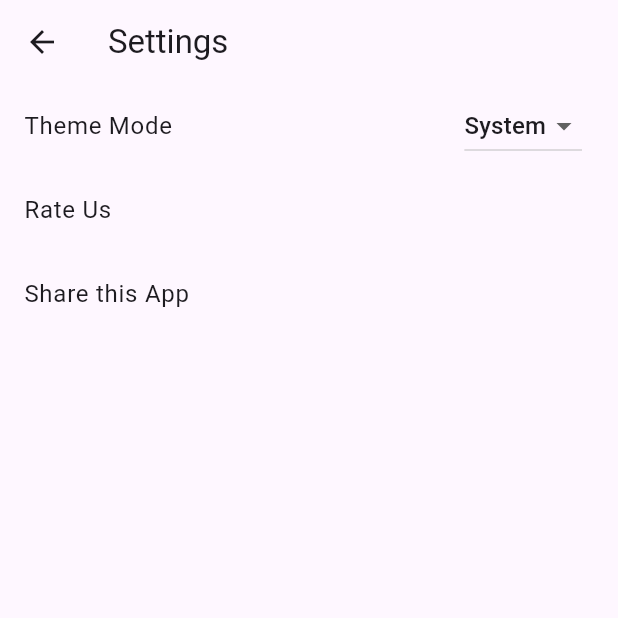
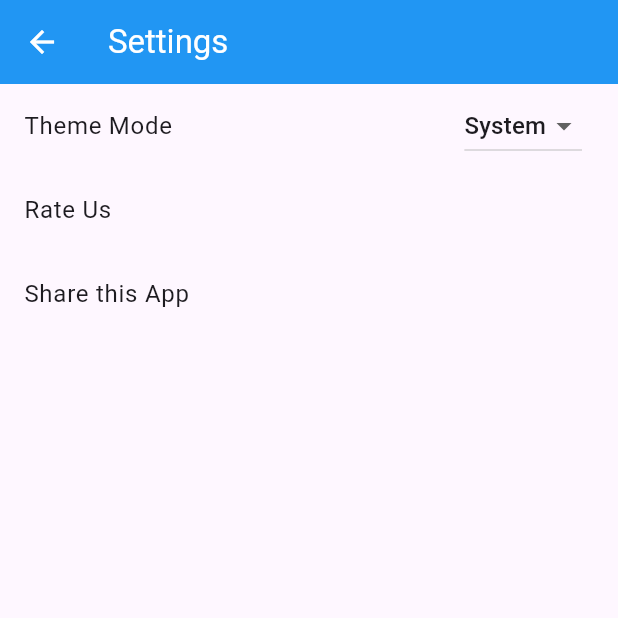
Before and after one commit to Humanity-0/music_player, a Flutter app: the SettingsScreen screen opened directly, on a phone screen of 412 x 824 dp, the top half of it. Run offline on Flutter 3.47's test engine with Material 3 defaults, Android fonts, the phone set to English and light mode, and no system bars; our stand-ins replace just_audio, share_plus, sqflite, sqflite_common_ffi; accounts and stored records are empty.

```diff
--- a/lib/utils/theme_manager.dart
+++ b/lib/utils/theme_manager.dart
@@ -4,10 +4,30 @@ class ThemeManager {
   static ThemeData lightTheme = ThemeData(
     brightness: Brightness.light,
     primarySwatch: Colors.blue,
+    bottomNavigationBarTheme: const BottomNavigationBarThemeData(
+      backgroundColor: Colors.white,
+      selectedItemColor: Colors.blue,
+      unselectedItemColor: Colors.grey,
+      showUnselectedLabels: true,
+    ),
+    appBarTheme: const AppBarTheme(
+      backgroundColor: Colors.blue,
+      foregroundColor: Colors.white,
+    ),
   );
 
   static ThemeData darkTheme = ThemeData(
     brightness: Brightness.dark,
     primarySwatch: Colors.blue,
+    bottomNavigationBarTheme: const BottomNavigationBarThemeData(
+      backgroundColor: Color(0xFF121212), // A dark background color
+      selectedItemColor: Colors.white,
+      unselectedItemColor: Colors.grey,
+      showUnselectedLabels: true,
+    ),
+    appBarTheme: const AppBarTheme(
+      backgroundColor: Color(0xFF1E1E1E),
+      foregroundColor: Colors.white,
+    ),
   );
 }
```
Also changed, not shown: lib/ui/screens/home_screen.dart (+9 -0 lines), 4 other files.
